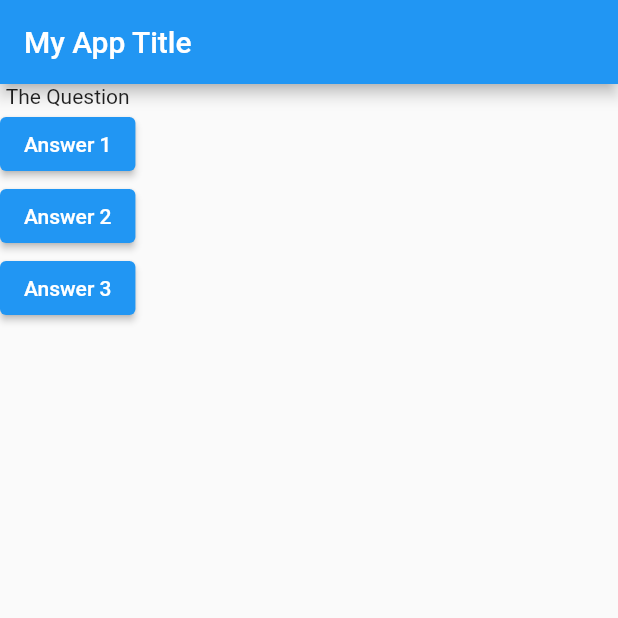
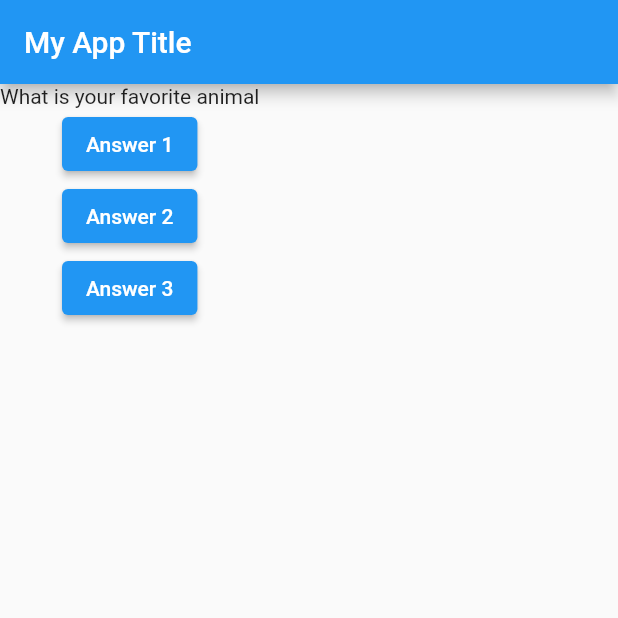
Before and after one commit to atocodes/geez_nums_android, a Flutter app: the screen it shows after launch, after a tap on "Answer 1", on a phone screen of 412 x 824 dp, the top half of it. Run offline on Flutter 3.47's test engine with Material 2 defaults, Android fonts, the phone set to English and light mode, and no system bars.

```diff
--- a/lib/main.dart
+++ b/lib/main.dart
@@ -2,10 +2,23 @@ import 'package:flutter/material.dart';
 
 void main() => runApp(MyApp());
 
-class MyApp extends StatelessWidget {
+class MyApp extends StatefulWidget {
 
-  void answerQuestion(){
-    print('answer chosen');
+  @override
+  State<StatefulWidget>createState(){
+    // TODO : implement createState
+    return MyAppState();
+  }
+}
+
+class MyAppState extends State<MyApp>{
+  var questionIndex = 0;
+
+  void answerQuestion() {
+    setState((){
+      questionIndex += 1;
+    });
+    print(questionIndex);
   }
 
   @override
@@ -22,16 +35,16 @@ class MyApp extends StatelessWidget {
       ),
       body: Column(
         children: [
-          Text("The Question"),
+          Text(
+            questions[questionIndex],
+          ),
+          ElevatedButton(child: Text('Answer 1'), onPressed: answerQuestion),
           ElevatedButton(
-            child: Text('Answer 1'),
-            onPressed: answerQuestion),
+              child: Text('Answer 2'),
+              onPressed: () => print('answer 2 Chosen')),
           ElevatedButton(
-            child: Text('Answer 2'),
-            onPressed: ()=>print('answer 2 Chosen')),
-          ElevatedButton(
-            child: Text('Answer 3'),
-            onPressed: () => print('Answer 3 Chosen')),
+              child: Text('Answer 3'),
+              onPressed: () => print('Answer 3 Chosen')),
         ],
       ),
     ));
```
